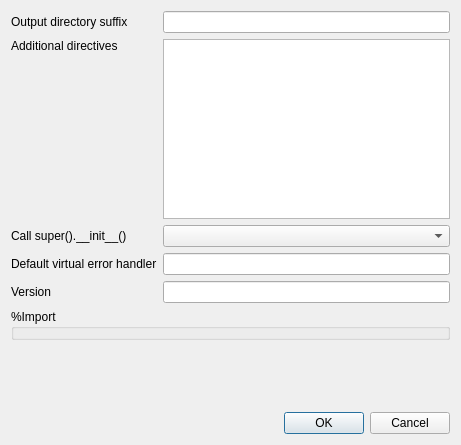
Qt form metasip/api_editor/Designer/ModulePropertiesBase.ui (Python-SIP/metasip) before a commit.
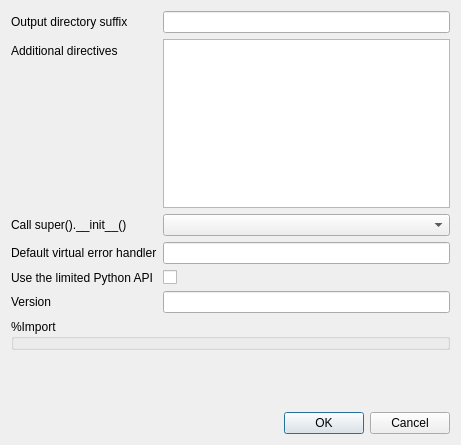
The same form after that commit.

Commit message: Added support for specifying the limited Python API for modules. Bumped the project format version number to 11.

Diff of the .ui file:
```diff
--- a/metasip/api_editor/Designer/ModulePropertiesBase.ui
+++ b/metasip/api_editor/Designer/ModulePropertiesBase.ui
@@ -15,17 +15,7 @@
   </property>
   <layout class="QVBoxLayout" name="verticalLayout">
    <item>
-    <layout class="QGridLayout" name="gridLayout">
-     <item row="1" column="1">
-      <widget class="QPlainTextEdit" name="additionalDirectives">
-       <property name="lineWrapMode">
-        <enum>QPlainTextEdit::NoWrap</enum>
-       </property>
-      </widget>
-     </item>
-     <item row="2" column="1">
-      <widget class="QComboBox" name="callSuperInitCb"/>
-     </item>
+    <layout class="QFormLayout" name="formLayout">
      <item row="0" column="0">
       <widget class="QLabel" name="label">
        <property name="text">
@@ -36,20 +26,20 @@
      <item row="0" column="1">
       <widget class="QLineEdit" name="outputDirSuffix"/>
      </item>
-     <item row="4" column="0">
-      <widget class="QLabel" name="label_3">
-       <property name="text">
-        <string>Version</string>
-       </property>
-      </widget>
-     </item>
-     <item row="1" column="0" alignment="Qt::AlignTop">
+     <item row="1" column="0">
       <widget class="QLabel" name="label_2">
        <property name="text">
         <string>Additional directives</string>
        </property>
       </widget>
      </item>
+     <item row="1" column="1">
+      <widget class="QPlainTextEdit" name="additionalDirectives">
+       <property name="lineWrapMode">
+        <enum>QPlainTextEdit::NoWrap</enum>
+       </property>
+      </widget>
+     </item>
      <item row="2" column="0">
       <widget class="QLabel" name="label_4">
        <property name="text">
@@ -57,8 +47,8 @@
        </property>
       </widget>
      </item>
-     <item row="4" column="1">
-      <widget class="QLineEdit" name="version"/>
+     <item row="2" column="1">
+      <widget class="QComboBox" name="callSuperInitCb"/>
      </item>
      <item row="3" column="0">
       <widget class="QLabel" name="label_5">
@@ -70,6 +60,30 @@
      <item row="3" column="1">
       <widget class="QLineEdit" name="virtualErrorHandler"/>
      </item>
+     <item row="4" column="0">
+      <widget class="QLabel" name="label_6">
+       <property name="text">
+        <string>Use the limited Python API</string>
+       </property>
+      </widget>
+     </item>
+     <item row="4" column="1">
+      <widget class="QCheckBox" name="limitedAPIcb">
+       <property name="text">
+        <string/>
+       </property>
+      </widget>
+     </item>
+     <item row="5" column="0">
+      <widget class="QLabel" name="label_3">
+       <property name="text">
+        <string>Version</string>
+       </property>
+      </widget>
+     </item>
+     <item row="5" column="1">
+      <widget class="QLineEdit" name="version"/>
+     </item>
     </layout>
    </item>
    <item>
```
Left out of the diff: 1 changed line with no effect on the pictures. The commit also changes 12 other files.
